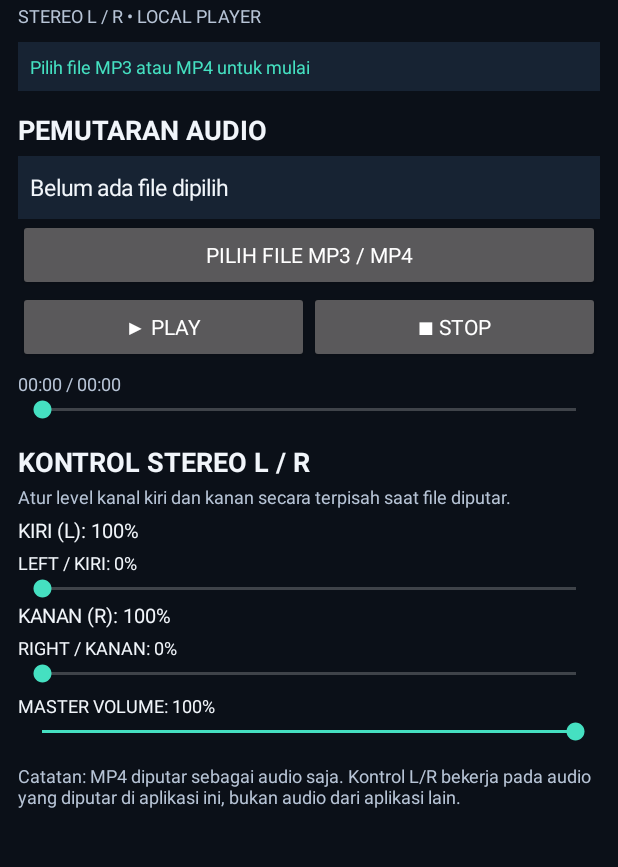
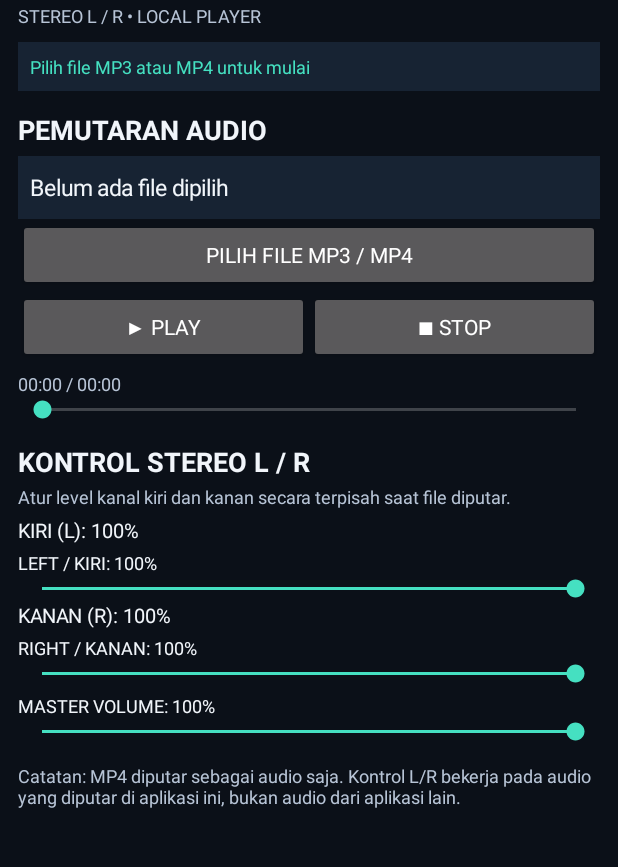
Before and after one commit to frilshiaputri-cmd/DLMSAndroid, an Android app: the screen it shows after launch (MainActivity), on a phone screen of 412 x 824 dp, the part 72-939 px from its top. Run offline under Robolectric (Android 15) with nearby library versions, the light colour scheme and no system bars.

Commit message:
Default stereo left and right levels to full volume

```diff
--- a/app/src/main/java/id/dlms/audio/MainActivity.kt
+++ b/app/src/main/java/id/dlms/audio/MainActivity.kt
@@ -133,10 +133,10 @@ class MainActivity : Activity() {
         })
         leftLabel = TextView(this).apply { setTextColor(white); textSize = 13f }
         body.addView(leftLabel)
-        addLevelSlider(body, "LEFT / KIRI", 0.0f) { value -> leftLevel = value; applyStereo() }
+        addLevelSlider(body, "LEFT / KIRI", 1.0f) { value -> leftLevel = value; applyStereo() }
         rightLabel = TextView(this).apply { setTextColor(white); textSize = 13f }
         body.addView(rightLabel)
-        addLevelSlider(body, "RIGHT / KANAN", 0.0f) { value -> rightLevel = value; applyStereo() }
+        addLevelSlider(body, "RIGHT / KANAN", 1.0f) { value -> rightLevel = value; applyStereo() }
         addLevelSlider(body, "MASTER VOLUME", 1.0f) { value ->
             leftLevel = leftLevel.coerceIn(0f, 1f)
             rightLevel = rightLevel.coerceIn(0f, 1f)
```
